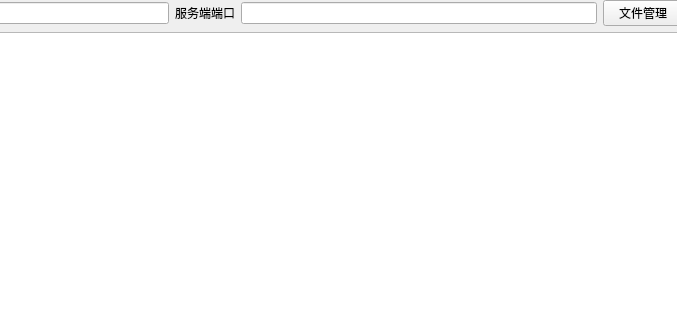
Before: the Qt Designer form src/client/client.ui in GrayJimars/O-Ur-S_WHU-Software-Security, drawn with Qt 5; both pictures show x 253 to 930 and y 0 to 320 of the 1280 by 800 pixel window.
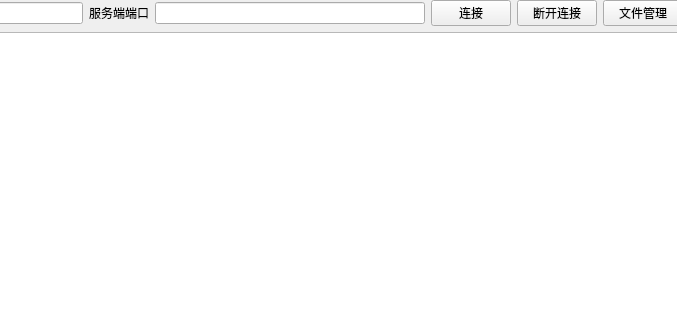
After: the same form once the commit is applied.

```diff
--- a/src/client/client.ui
+++ b/src/client/client.ui
@@ -64,6 +64,20 @@
        <item>
         <widget class="QLineEdit" name="portInput"/>
        </item>
+       <item>
+        <widget class="QPushButton" name="Connect">
+         <property name="text">
+          <string>连接</string>
+         </property>
+        </widget>
+       </item>
+       <item>
+        <widget class="QPushButton" name="disConnect">
+         <property name="text">
+          <string>断开连接</string>
+         </property>
+        </widget>
+       </item>
        <item>
         <widget class="QPushButton" name="fileManager">
          <property name="text">
```
